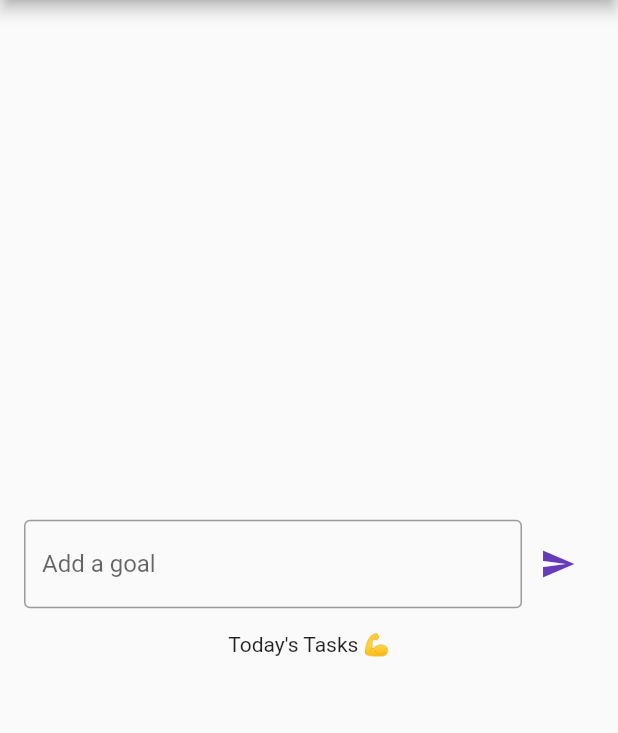
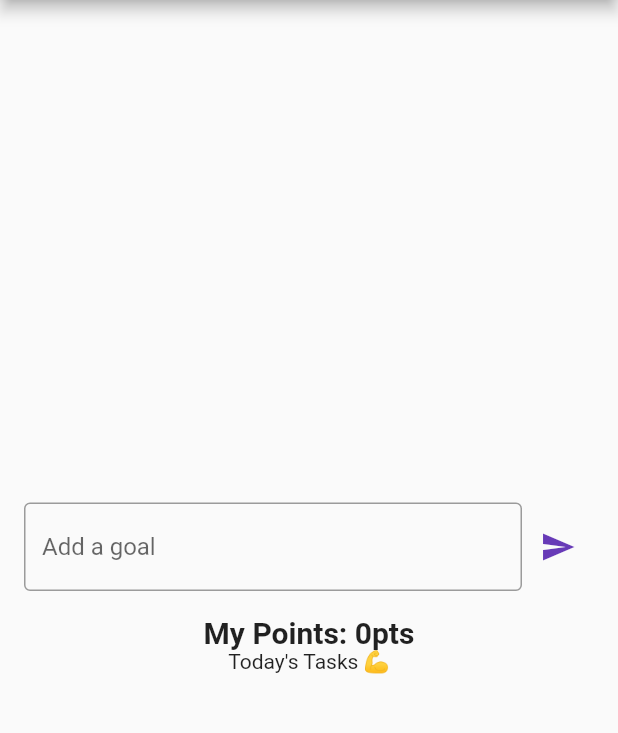
Before and after one commit to rishav-c1/drp31, a Flutter app: the screen it shows after launch, after a tap on the "send" icon, on a phone screen of 412 x 824 dp, the part 84-817 px from its top. Run offline on Flutter 3.47's test engine with Material 2 defaults, Android fonts, the phone set to English and light mode, and no system bars; our stand-ins replace cloud_firestore, firebase_core; missing offline and left inert: dart:ffi; accounts and stored records are empty.

Commit message:
Added points

```diff
--- a/lib/main.dart
+++ b/lib/main.dart
@@ -41,6 +41,7 @@ class MyHomePage extends StatefulWidget {
 class _MyHomePageState extends State<MyHomePage> {
   FirebaseFirestore db = FirebaseFirestore.instance;
   final taskController = TextEditingController();
+  int totalPoints = 0;
 
   @override
   void dispose() {
@@ -51,13 +52,18 @@ class _MyHomePageState extends State<MyHomePage> {
   void addTask() async {
     String task = taskController.text;
     if (task.isNotEmpty) {
-      await db.collection('tasks').add({'task': task, 'achieved': false});
+      await db.collection('tasks').add({'task': task, 'achieved': false, 'points': 10});
       taskController.clear();
     }
   }
 
-  void toggleAchieved(String taskId, bool currentStatus) async {
+  void toggleAchieved(String taskId, bool currentStatus, int points) async {
     await db.collection('tasks').doc(taskId).update({'achieved': !currentStatus});
+    if (!currentStatus) {
+      setState(() {
+        totalPoints += points;
+      });
+    }
   }
 
   @override
@@ -92,6 +98,10 @@ class _MyHomePageState extends State<MyHomePage> {
                 ],
               ),
             ),
+            Text(
+              "My Points: ${totalPoints}pts", // Display total points
+              style: TextStyle(fontSize: 20, fontWeight: FontWeight.bold),
+            ),
             const Text("Today's Tasks 💪"),
             Flexible(
               child: StreamBuilder<QuerySnapshot>(
@@ -109,14 +119,15 @@ class _MyHomePageState extends State<MyHomePage> {
                       final taskId = task.id;
                       final data = task.data() as Map<String, dynamic>;;
                       final isAchieved = data?['achieved'] ?? false;
+                      final points = data?['points'] ?? 0;
                       return Card(
                         color: isAchieved ? Colors.green[100] : null,
                         child: ListTile(
                           title: Text(data?['task'] ?? 'Default task'),
                           trailing: TextButton(
-                            onPressed: () => toggleAchieved(taskId, isAchieved),
+                            onPressed: () => toggleAchieved(taskId, isAchieved, points),
                             child: Text(
-                              isAchieved ? 'Achieved' : 'Mark Achieved',
+                              isAchieved ? 'Achieved  +${points}pts' : 'Mark Achieved',
                               style: TextStyle(color: isAchieved ? Colors.green : Colors.black),
                             ),
                           ),
```
